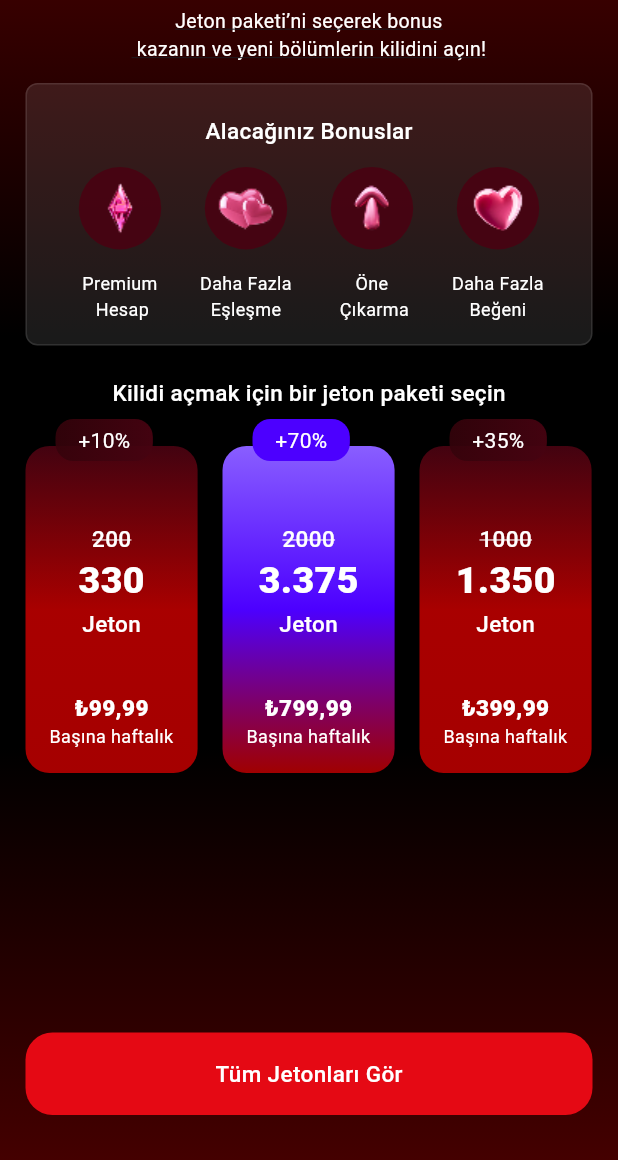
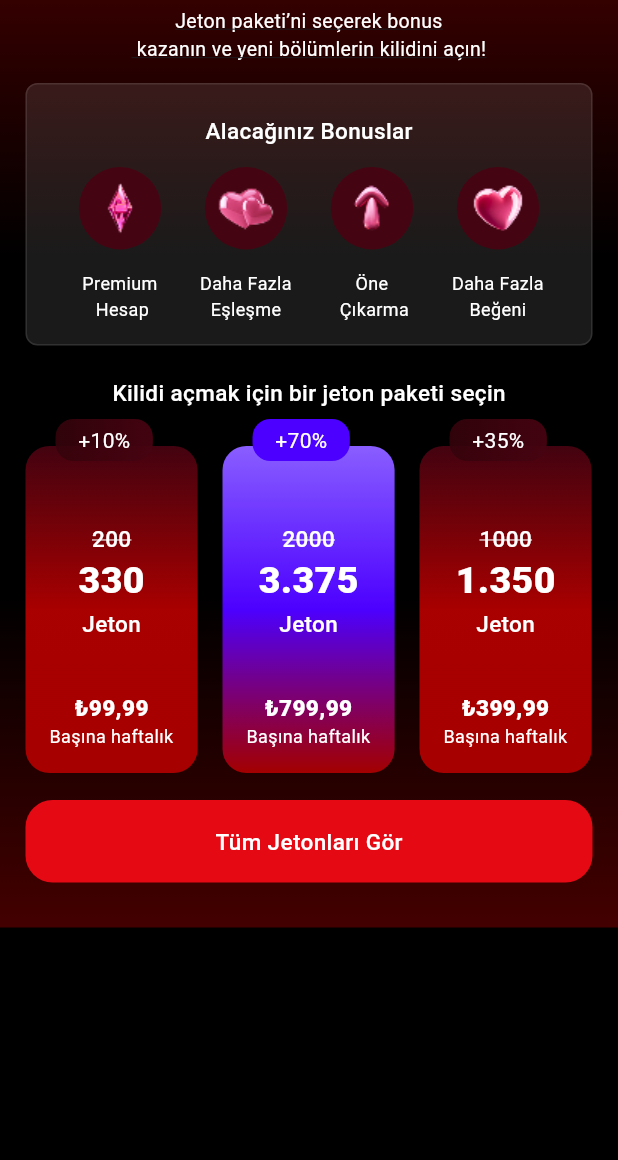
Before and after one commit to emrebingor/NodeLabsMovieApp, a Flutter app: the OfferScreen widget shown alone on an empty page, opened directly, on a phone screen of 412 x 824 dp, the part 76-1236 px from its top. Run offline on Flutter 3.47's test engine with Material 3 defaults, Android fonts, the phone set to English and light mode, and no system bars; our stand-ins replace dio, equatable, firebase_core, firebase_crashlytics, flutter_bloc, flutter_image_compress and 3 more; accounts and stored records are empty; network calls fail.

```diff
--- a/lib/components/text_fields/password_text_field_widget.dart
+++ b/lib/components/text_fields/password_text_field_widget.dart
@@ -41,7 +41,6 @@ final class PasswordTextFieldWidget extends StatelessWidget {
               obscureText: obscureText,
               style: TextStyle(color: ColorExtension.white),
               cursorColor: ColorExtension.white,
-              keyboardType: TextInputType.number,
               decoration: InputDecoration(
                 hintText: hintText,
                 hintStyle: TextStyle(color: ColorExtension.grey),
--- a/lib/screen/offer/offer_screen.dart
+++ b/lib/screen/offer/offer_screen.dart
@@ -16,7 +16,7 @@ final class OfferScreen extends StatelessWidget {
       padding: const EdgeInsets.symmetric(horizontal: 17) + const EdgeInsets.only(top: 24, bottom: 30),
       width: double.infinity,
       decoration: BoxDecoration(
-        gradient: LinearGradient(
+        gradient: const LinearGradient(
           begin: Alignment.topCenter,
           end: Alignment.bottomCenter,
           colors: [
@@ -26,27 +26,24 @@ final class OfferScreen extends StatelessWidget {
             Color.fromARGB(255, 68, 0, 0),
           ],
         ),
-        borderRadius: BorderRadius.only(
+        borderRadius: const BorderRadius.only(
           topRight: Radius.circular(24),
           topLeft: Radius.circular(24),
         ),
       ),
+      child: SingleChildScrollView(
+        physics: const BouncingScrollPhysics(),
         child: Column(
           crossAxisAlignment: CrossAxisAlignment.center,
           children: [
-
             TitleTextWidget(
               text: 'Sınırlı Teklif',
             ),
-
             const SizedBox(height: 5),
-
             DescriptionTextWidget(
               text: 'Jeton paketi’ni seçerek bonus\n kazanın ve yeni bölümlerin kilidini açın!',
             ),
-
             const SizedBox(height: 13),
-
             Container(
               padding: const EdgeInsets.symmetric(horizontal: 20) + const EdgeInsets.only(top: 20, bottom: 15),
               decoration: BoxDecoration(
@@ -81,9 +78,7 @@ final class OfferScreen extends StatelessWidget {
                 ],
               ),
             ),
-
             const SizedBox(height: 21),
-
             Text(
               'Kilidi açmak için bir jeton paketi seçin',
               style: TextStyle(
@@ -92,9 +87,7 @@ final class OfferScreen extends StatelessWidget {
                 fontWeight: FontWeight.w500,
               ),
             ),
-
             const SizedBox(height: 25),
-
             Row(
               children: [
                 StackBoxComponent(
@@ -146,13 +139,10 @@ final class OfferScreen extends StatelessWidget {
                 ),
               ],
             ),
-
             const SizedBox(height: 18),
-
-          Spacer(),
-
-          ButtonWidget(onTap: () {}, title: 'Tüm Jetonları Gör')
+            ButtonWidget(onTap: () {}, title: 'Tüm Jetonları Gör'),
           ],
+        ),
       ),
     );
   }
```
Lines whose indentation alone changed are shown as unchanged.
